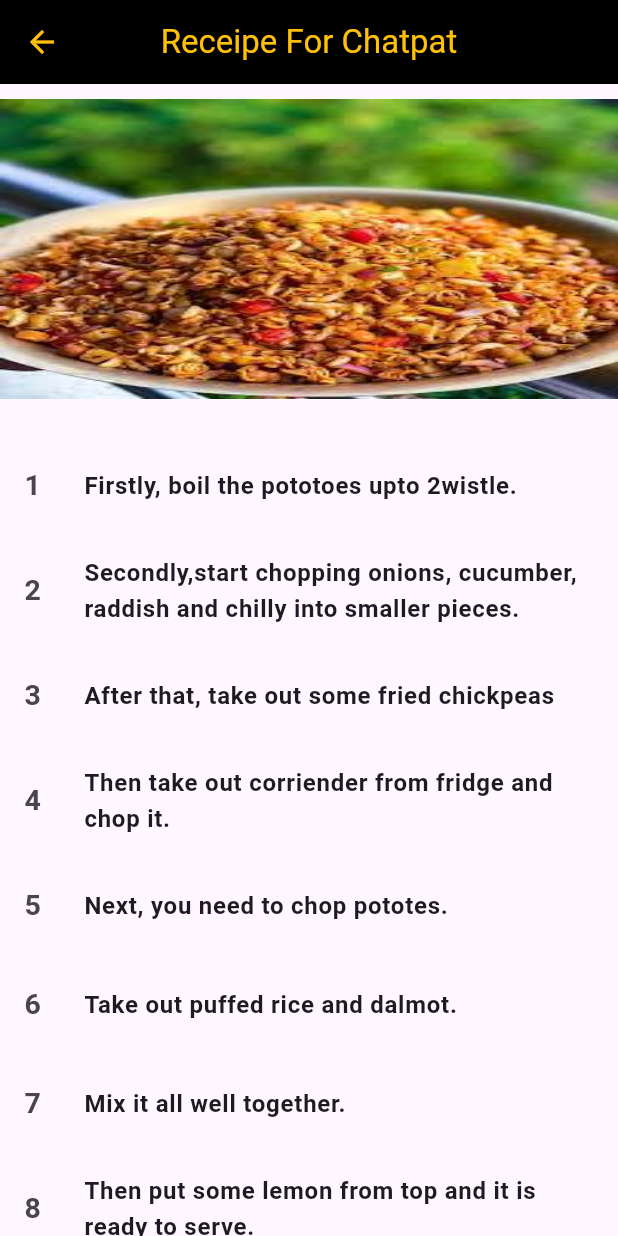
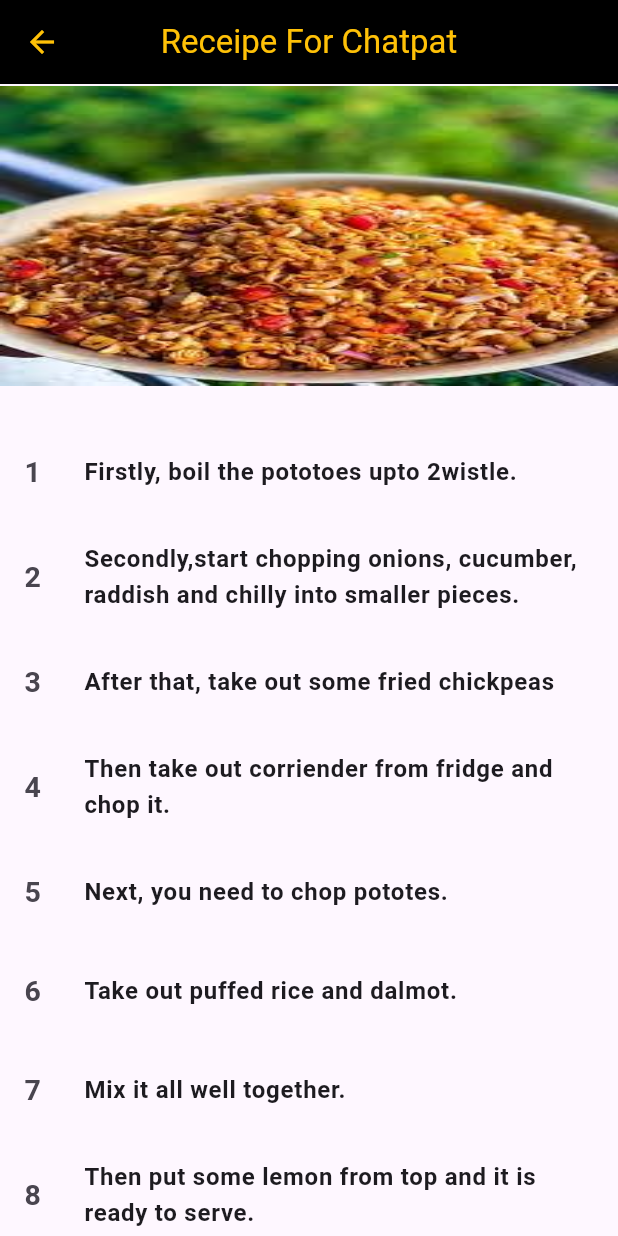
Before and after one commit to Aakreete/my_food_receipe, a Flutter app: the ChatPat screen opened directly, on a phone screen of 412 x 824 dp. Run offline on Flutter 3.47's test engine with Material 3 defaults, Android fonts, the light colour scheme and no system bars.

Commit message:
removed height from the image

```diff
--- a/lib/chatpat.dart
+++ b/lib/chatpat.dart
@@ -15,7 +15,7 @@ class ChatPat extends StatelessWidget {
       body: ListView(
         children: [
           const SizedBox(
-            height: 10,
+            height: 1,
           ),
           Image.asset(
             'assets/images/chatpat.jpg',
--- a/lib/chowmein.dart
+++ b/lib/chowmein.dart
@@ -15,7 +15,7 @@ class Chowmein extends StatelessWidget {
       body: ListView(
         children: [
           const SizedBox(
-            height: 10,
+            height: 1,
           ),
           Image.asset(
             'assets/images/chowmein.jpg',
--- a/lib/momo.dart
+++ b/lib/momo.dart
@@ -15,7 +15,7 @@ class Momo extends StatelessWidget {
       body: ListView(
         children: [
           const SizedBox(
-            height: 10,
+            height: 1,
           ),
           Image.asset(
             'assets/images/momo.jpg',
--- a/lib/panipuri.dart
+++ b/lib/panipuri.dart
@@ -15,7 +15,7 @@ class Panipuri extends StatelessWidget {
       body: ListView(
         children: [
           const SizedBox(
-            height: 10,
+            height: 3,
           ),
           Image.asset(
             'assets/images/panipuri.jpg',
```
